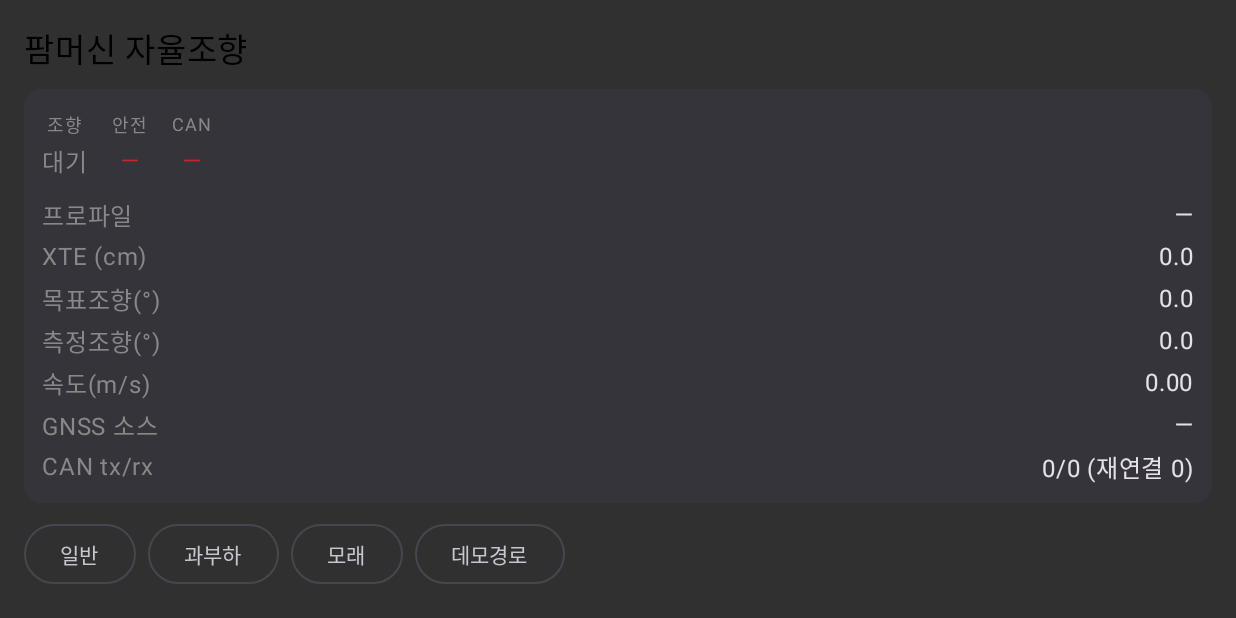
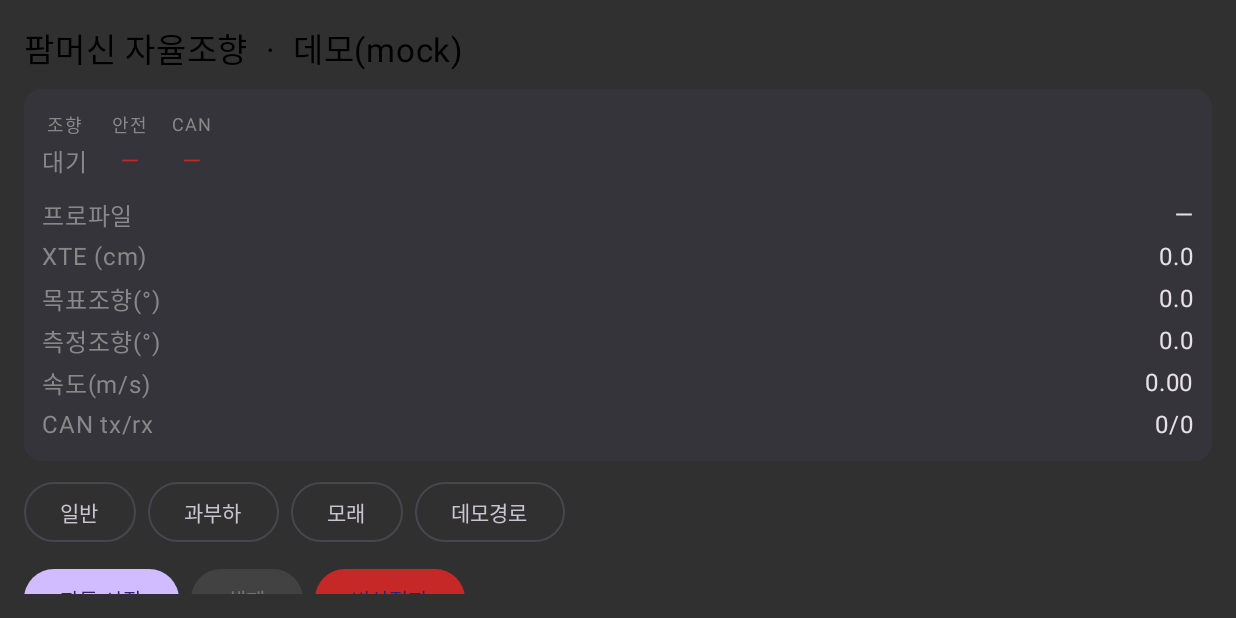
Before and after one commit to Eunbangwool/farmmachine-auto-steering, an Android app built with Jetpack Compose: the screen it shows after launch (MainActivity), on a phone screen of 824 x 412 dp (held sideways). Run offline under Robolectric (Android 15) with nearby library versions, the phone set to English and light mode, and no system bars; libraries missing offline, so code that uses them is left out: com.chaquo.python; 3 statements that could not run were skipped.

Commit message:
fix(app): 실행 즉시 크래시 해결 — 시작 시 connectedDevice FGS 미기동
증상: 갤럭시 S24+(Android 14+) 설치 후 실행 즉시 튕김.
원인: MainActivity.onCreate 가 AutoSteerService 를 자동 시작 → 서비스가
  startForeground(type=connectedDevice) 호출. Android 14+ 는 connectedDevice
  타입 FGS 시작 시 관련 런타임 권한 보유를 요구하는데 앱이 보유하지 않아
  SecurityException → 프로세스 크래시.
수정:
- 실행 시 FGS 자동 시작 제거. Python(Chaquopy)은 백그라운드 스레드에서
  runCatching 으로 부팅(실패해도 UI 유지·오류 표시). 하드웨어 미연결이라
  당분간 mock 백엔드로 UI 동작 검증.
- 향후 서비스 기동 대비 CHANGE_NETWORK_STATE 권한 추가(connectedDevice FGS 허용).

```diff
--- a/app/src/main/AndroidManifest.xml
+++ b/app/src/main/AndroidManifest.xml
@@ -5,6 +5,8 @@
     <uses-permission android:name="android.permission.INTERNET" />
     <uses-permission android:name="android.permission.FOREGROUND_SERVICE" />
     <uses-permission android:name="android.permission.FOREGROUND_SERVICE_CONNECTED_DEVICE" />
+    <!-- Android 14+ 에서 connectedDevice 타입 FGS 시작에 필요한 권한 중 하나(일반 권한) -->
+    <uses-permission android:name="android.permission.CHANGE_NETWORK_STATE" />
     <!-- 화면 항상 켜짐(작업 중) -->
     <uses-permission android:name="android.permission.WAKE_LOCK" />
     <!-- USB-CAN/GNSS(USB-serial) 부착 시 -->
--- a/app/src/main/java/com/farmmachine/autosteer/MainActivity.kt
+++ b/app/src/main/java/com/farmmachine/autosteer/MainActivity.kt
@@ -1,37 +1,55 @@
 package com.farmmachine.autosteer
 
-import android.content.Intent
 import android.os.Bundle
 import androidx.activity.ComponentActivity
 import androidx.activity.compose.setContent
 import androidx.compose.foundation.gestures.detectTapGestures
 import androidx.compose.foundation.layout.*
+import androidx.compose.foundation.rememberScrollState
+import androidx.compose.foundation.verticalScroll
 import androidx.compose.material3.*
 import androidx.compose.runtime.*
 import androidx.compose.ui.Alignment
 import androidx.compose.ui.Modifier
 import androidx.compose.ui.graphics.Color
 import androidx.compose.ui.input.pointer.pointerInput
+import androidx.compose.ui.platform.LocalContext
 import androidx.compose.ui.unit.dp
 import androidx.compose.ui.unit.sp
-import androidx.core.content.ContextCompat
+import com.farmmachine.autosteer.py.PythonEngine
+import kotlinx.coroutines.Dispatchers
 import kotlinx.coroutines.delay
+import kotlinx.coroutines.withContext
 import org.json.JSONObject
 
 class MainActivity : ComponentActivity() {
     override fun onCreate(savedInstanceState: Bundle?) {
         super.onCreate(savedInstanceState)
-        // 포그라운드 서비스 = CAN 브릿지 + Python 제어 루프
-        ContextCompat.startForegroundService(this, Intent(this, AutoSteerService::class.java))
+        // UI 를 먼저 띄운다. 포그라운드 서비스(connectedDevice FGS)는 Android 14+ 에서
+        // 권한 없이 startForeground 하면 크래시하므로 실행 시 자동 시작하지 않는다.
+        // CAN 벤더 SDK 가 준비되면 그때 적절히 기동한다.
         setContent { MaterialTheme(colorScheme = darkColorScheme()) { AutoSteerScreen() } }
     }
 }
 
 @Composable
 fun AutoSteerScreen() {
+    val ctx = LocalContext.current
+    var booted by remember { mutableStateOf(false) }
+    var bootError by remember { mutableStateOf<String?>(null) }
     var st by remember { mutableStateOf(JSONObject()) }
+
+    // Chaquopy Python 을 백그라운드에서 부팅 — 실패해도 UI 는 유지하고 오류를 표시.
+    // 현재는 하드웨어(CAN/GNSS) 미연결이라 mock 백엔드로 UI 동작을 검증.
     LaunchedEffect(Unit) {
-        while (true) {
+        withContext(Dispatchers.Default) {
+            runCatching { PythonEngine.boot(ctx, "mock") }
+                .onSuccess { booted = true }
+                .onFailure { bootError = it.message ?: it.toString() }
+        }
+    }
+    LaunchedEffect(booted) {
+        while (booted) {
             st = try { JSONObject(SteerController.statusJson()) } catch (e: Exception) { JSONObject() }
             delay(250)
         }
@@ -42,10 +60,27 @@ fun AutoSteerScreen() {
     val canState = st.optString("can_state", "—")
     val canOk = st.optBoolean("can_available", false)
 
-    Column(Modifier.fillMaxSize().padding(16.dp), verticalArrangement = Arrangement.spacedBy(10.dp)) {
-        Text("팜머신 자율조향", fontSize = 22.sp)
+    Column(
+        Modifier.fillMaxSize().padding(16.dp).verticalScroll(rememberScrollState()),
+        verticalArrangement = Arrangement.spacedBy(10.dp)
+    ) {
+        Text("팜머신 자율조향  ·  데모(mock)", fontSize = 22.sp)
 
-        // 상태 카드
+        if (bootError != null) {
+            Card(colors = CardDefaults.cardColors(containerColor = Color(0xFF5D1A1A))) {
+                Column(Modifier.padding(12.dp)) {
+                    Text("Python 부팅 실패", color = Color(0xFFFFCDD2))
+                    Text(bootError!!, fontSize = 12.sp, color = Color(0xFFFFCDD2))
+                }
+            }
+        } else if (!booted) {
+            Row(verticalAlignment = Alignment.CenterVertically,
+                horizontalArrangement = Arrangement.spacedBy(8.dp)) {
+                CircularProgressIndicator(Modifier.size(18.dp), strokeWidth = 2.dp)
+                Text("엔진 시작 중…")
+            }
+        }
+
         Card(Modifier.fillMaxWidth()) {
             Column(Modifier.padding(12.dp), verticalArrangement = Arrangement.spacedBy(4.dp)) {
                 Row(horizontalArrangement = Arrangement.spacedBy(16.dp)) {
@@ -59,36 +94,37 @@ fun AutoSteerScreen() {
                 Info("목표조향(°)", "%.1f".format(st.optDouble("target_angle_deg", 0.0)))
                 Info("측정조향(°)", "%.1f".format(st.optDouble("measured_angle_deg", 0.0)))
                 Info("속도(m/s)", "%.2f".format(st.optDouble("speed_mps", 0.0)))
-                Info("GNSS 소스", st.optString("active_gnss", "—"))
-                Info("CAN tx/rx", "${st.optInt("can_tx", 0)}/${st.optInt("can_rx", 0)} (재연결 ${st.optInt("can_reconnects", 0)})")
+                Info("CAN tx/rx", "${st.optInt("can_tx", 0)}/${st.optInt("can_rx", 0)}")
             }
         }
 
-        // 프로파일 선택
         Row(horizontalArrangement = Arrangement.spacedBy(8.dp)) {
             listOf("normal" to "일반", "heavy" to "과부하", "sand" to "모래").forEach { (k, label) ->
-                OutlinedButton(onClick = { SteerController.setProfile(k) }) { Text(label) }
+                OutlinedButton(onClick = { SteerController.setProfile(k) }, enabled = booted) { Text(label) }
             }
-            OutlinedButton(onClick = { SteerController.setDemoAbLine() }) { Text("데모경로") }
+            OutlinedButton(onClick = { SteerController.setDemoAbLine() }, enabled = booted) { Text("데모경로") }
         }
 
-        // 제어 버튼
         Row(horizontalArrangement = Arrangement.spacedBy(8.dp)) {
-            Button(onClick = { SteerController.engage() }, enabled = !engaged) { Text("자동 시작") }
-            Button(onClick = { SteerController.disengage() }, enabled = engaged) { Text("해제") }
+            Button(onClick = { SteerController.engage() }, enabled = booted && !engaged) { Text("자동 시작") }
+            Button(onClick = { SteerController.disengage() }, enabled = booted && engaged) { Text("해제") }
             Button(
-                onClick = { SteerController.estop() },
+                onClick = { SteerController.estop() }, enabled = booted,
                 colors = ButtonDefaults.buttonColors(containerColor = Color(0xFFC62828))
             ) { Text("비상정지") }
         }
 
-        Spacer(Modifier.weight(1f))
+        Text(
+            "※ 현재 데모(mock) 모드: 실제 CAN/GNSS 미연결. 실차 연동은 벤더 CAN SDK + GNSS 브릿지 후.",
+            fontSize = 11.sp, color = Color.Gray
+        )
 
-        // 데드맨: 누르고 있는 동안만 활성 (떼면 자동 해제)
+        Spacer(Modifier.height(8.dp))
+
         Button(
-            onClick = {},
-            modifier = Modifier.fillMaxWidth().height(72.dp).pointerInput(Unit) {
-                detectTapGestures(onPress = {
+            onClick = {}, enabled = booted,
+            modifier = Modifier.fillMaxWidth().height(72.dp).pointerInput(booted) {
+                if (booted) detectTapGestures(onPress = {
                     SteerController.setDeadman(true)
                     tryAwaitRelease()
                     SteerController.setDeadman(false)
```
